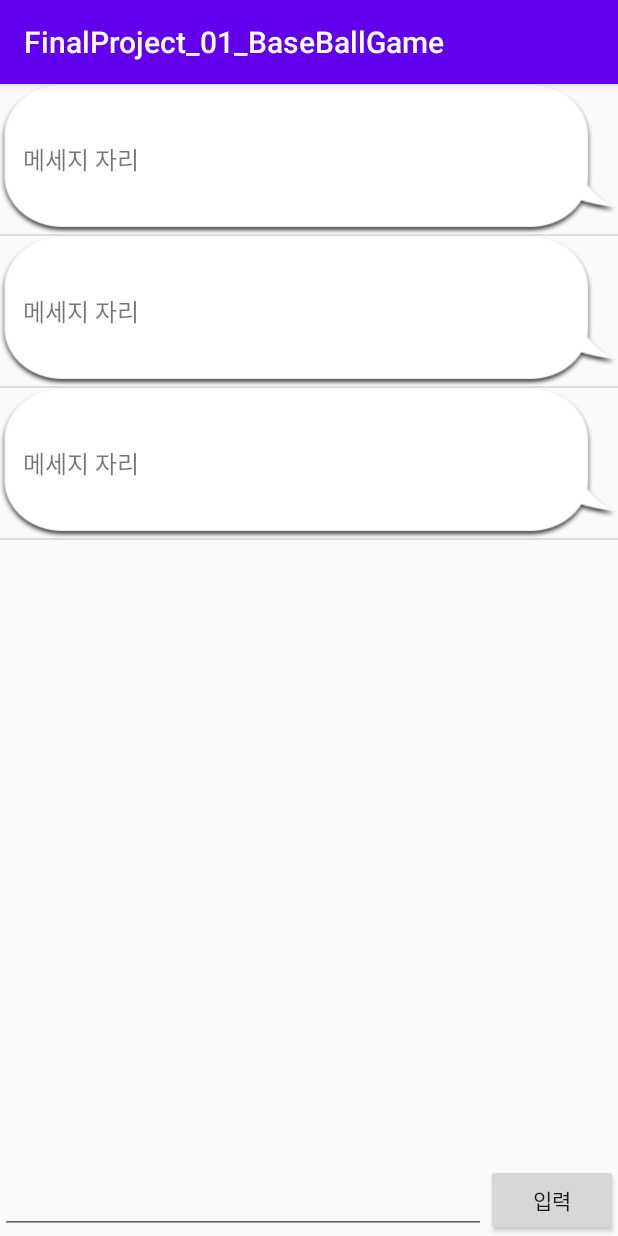
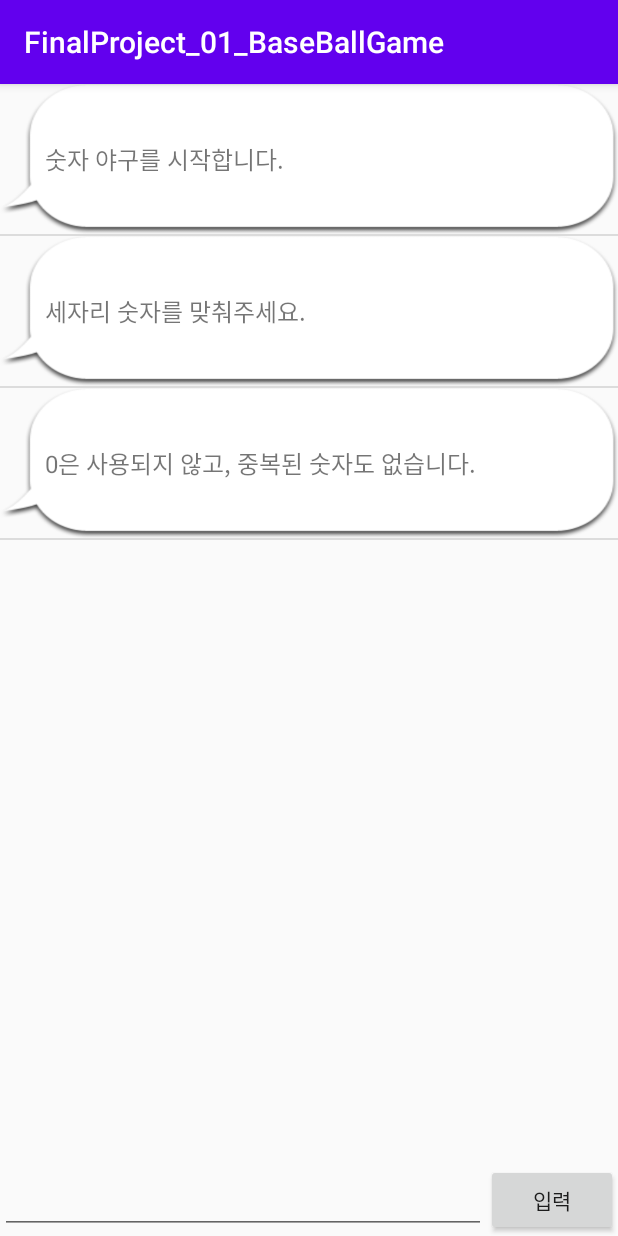
Before and after one commit to cho881020/FinalProject_01_BaseBallGame, an Android app: the screen it shows after launch (MainActivity), on a phone screen of 412 x 824 dp. Run offline under Robolectric (Android 15) with nearby library versions, the phone set to English and light mode, and no system bars; our stand-ins replace data binding.

Commit message:
입력시 스트라이크 / 볼갯수 판정

```diff
--- a/app/src/main/java/kr/co/tjoeun/finalproject_01_baseballgame/MainActivity.java
+++ b/app/src/main/java/kr/co/tjoeun/finalproject_01_baseballgame/MainActivity.java
@@ -4,6 +4,7 @@ import androidx.appcompat.app.AppCompatActivity;
 import androidx.databinding.DataBindingUtil;
 
 import android.os.Bundle;
+import android.util.Log;
 import android.view.View;
 
 import java.util.ArrayList;
@@ -17,6 +18,9 @@ public class MainActivity extends BaseActivity {
 
     List<Message> messageList = new ArrayList<>();
     MessageAdapter adapter = null;
+
+//    컴퓨터가 내는 숫자 세자리가 담길 배열.
+    int[] questionNumArr = new int[3];
 
 
     ActivityMainBinding binding = null;
@@ -46,7 +50,14 @@ public class MainActivity extends BaseActivity {
 //               입력칸을 비워주자.
                 binding.numInputEdt.setText("");
 
-                binding.messageListView.smoothScrollTopPosituin(messageList.size()-1);
+                binding.messageListView.smoothScrollToPosition(messageList.size()-1);
+
+//                ?S ?B인지 컴퓨터가 대답해주게 하자.
+
+
+                checkStrikeAndBall(Integer.parseInt(inputNumStr));
+
+
             }
         });
 
@@ -59,9 +70,106 @@ public class MainActivity extends BaseActivity {
         messageList.add(new Message("0은 사용되지 않고, 중복된 숫자도 없습니다.", "COMPUTER"));
 
         adapter = new MessageAdapter(mContext, R.layout.message_list_item, messageList);
-        binding.messageList.setAdapter(adapter);
+        binding.messageListView.setAdapter(adapter);
 
+        makeQustion();
 
 
     }
+
+
+//    컴퓨터가 문제 출제.
+//    1~9의 숫자를 랜덤으로 생성.
+//    문제 배열에 들어잇나 검사. => 안들어있으면 집어넣자.
+//    => 들어있는걸 발견? 중복! 다시뽑자.
+//    => 세칸을 다 채울때 까지.
+        void makeQustion(){
+
+//            3자리 배열을 다 채울때까지.
+        for (int i=0 ; i<questionNumArr.length; i++){
+//            각 자리에 조건에 맞는 숫자를 뽑을때까지
+            while (true){
+
+//                1~9사이의 랜덤값 뽑아보자.
+                int randomNum = (int) (Math.random()*9 + 1);
+
+//                배열 안에 랜덤값과 같은 값이 들어있나?
+//                한번도 없으면 => 중복 X. 사용해도 O
+//                한번이라도 찾으면 => 중복 O, 사용하면 X.
+
+                boolean isNumOK = true;
+
+//                문제배열안에 있는 숫자를 num로 하나씩 뽑아보자.
+                for (int num : questionNumArr){
+                    if (randomNum == num){
+                        isNumOK = false;
+                        break;
+                    }
+                }
+
+//                isNumOk가 끝까지 true로 남아있나?
+                if (isNumOK){
+                    questionNumArr[i] = randomNum;
+                    Log.d("문제번호", randomNum+"");
+                    break;
+
+                }
+
+            }
+        }
+
+
+    }
+
+//    ?S ?B 판정하기.
+
+    void checkStrikeAndBall(int inputNum){
+
+//        123 => {1,2,3} 배열로 분리.
+
+        int[] userNumArr = new int[3];
+//        0번칸? 100의 자리,
+        userNumArr[0] = inputNum / 100;
+//        1번칸? 10의 자리.
+        userNumArr[1] = inputNum / 10 % 10;
+//        2번칸? 1의 자리.
+        userNumArr[2] = inputNum % 10;
+
+//        S가 몇개, B이 몇개인지 카운팅.
+        int strikeCount = 0;
+        int ballCount = 0;
+
+//        숫자 비교 for 중첩
+//        i = 사용자 입력값을 뽑는 index
+        for (int i=0 ; i < userNumArr.length; i++){
+
+//            j : 문제의 각 자리를 뽑는 index
+            for (int j = 0 ; j < questionNumArr.length; j++)
+
+//                같은 숫자인지? => 볼? 스트라잌인지? 추가 검사
+                if (userNumArr[i] == questionNumArr[j]){
+
+//                    위치가 같은가? => index가 서로 같나?
+//                    => i == j?
+
+                    if (i == j){
+                        strikeCount++;
+
+
+                }
+                    else {
+                        ballCount++;
+                    }
+            }
+        }
+
+        String content = String.format("%dS %dB입니다.",strikeCount, ballCount);
+        messageList.add(new Message(content,"COMPUTER"));
+        adapter.notifyDataSetChanged();
+
+        binding.messageListView.smoothScrollToPosition(messageList.size()-1);
+
+
+    }
+
 }
--- a/app/src/main/java/kr/co/tjoeun/finalproject_01_baseballgame/adapters/MessageAdapter.java
+++ b/app/src/main/java/kr/co/tjoeun/finalproject_01_baseballgame/adapters/MessageAdapter.java
@@ -50,9 +50,10 @@ public class MessageAdapter extends ArrayAdapter<Message> {
         if (data.getSpeaker().equals("COMPUTER")){
 
 //            컴퓨터 레이아웃 보여주고, 사람 레이아웃 숨김
-            computerMessageLayout.setVisibility(View.GONE);
-            userMessageLayout.setVisibility(View.VISIBLE);
+            computerMessageLayout.setVisibility(View.VISIBLE);
+            userMessageLayout.setVisibility(View.GONE);
 
+            computerTxt.setText(data.getContent());
 
         }
         else{
@@ -67,4 +68,6 @@ public class MessageAdapter extends ArrayAdapter<Message> {
 
         return row;
     }
-}
+
+
+    }
--- a/app/src/main/res/layout/activity_main.xml
+++ b/app/src/main/res/layout/activity_main.xml
@@ -9,7 +9,7 @@
         tools:context=".MainActivity">
 
         <ListView
-            android:id="@+id/messageList"
+            android:id="@+id/messageListView"
             android:layout_width="match_parent"
             android:layout_height="0dp"
             android:layout_weight="1" />
--- a/app/src/main/res/layout/message_list_item.xml
+++ b/app/src/main/res/layout/message_list_item.xml
@@ -13,7 +13,7 @@
         android:background="@drawable/speech_bubble_computer">
 
         <TextView
-            android:id="@+id/userMessageLayout"
+            android:id="@+id/computerTxt"
             android:layout_marginLeft="30dp"
             android:layout_width="wrap_content"
             android:layout_height="wrap_content"
@@ -23,6 +23,8 @@
     </LinearLayout>
 
     <LinearLayout
+
+        android:id="@+id/userMessageLayout"
         android:layout_width="match_parent"
         android:layout_height="100dp"
         android:orientation="horizontal"
@@ -30,6 +32,7 @@
         android:background="@drawable/speech_bubble_user">
 
         <TextView
+            android:id="@+id/userTxt"
             android:layout_marginLeft="15dp"
             android:layout_width="wrap_content"
             android:layout_height="wrap_content"
```
